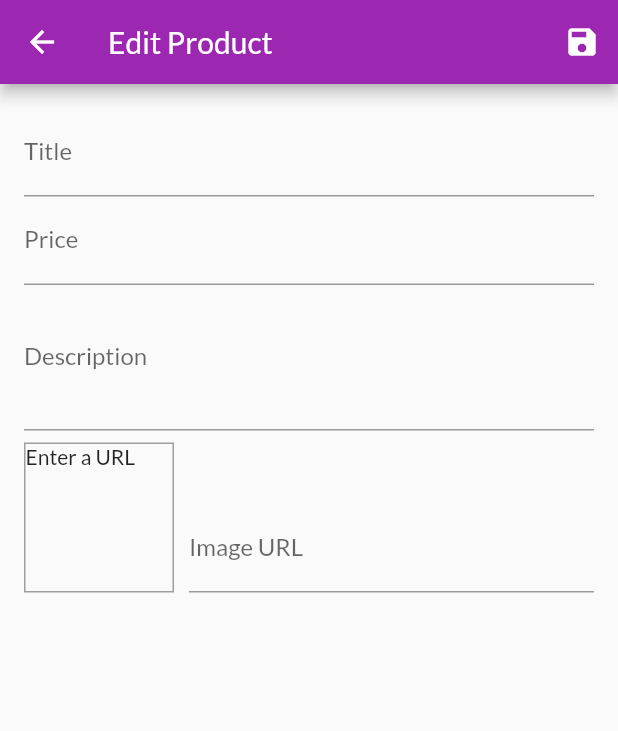
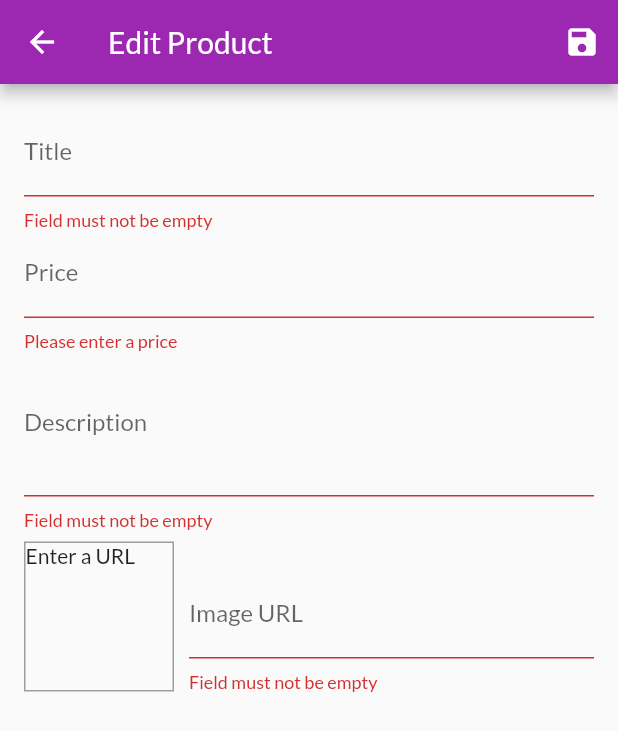
Before and after one commit to limpep/flutter-shop-app, a Flutter app: the EditProductScreen screen opened by its route, after a tap on the "save" icon, on a phone screen of 412 x 824 dp. Shown: the top 731 px of the screen. Run offline on Flutter 3.47's test engine with Material 2 defaults, Android fonts, the phone set to English and light mode, and no system bars; our stand-ins replace google_fonts; network calls fail.

Commit message:
validate product

```diff
--- a/lib/screens/edit_product_screen.dart
+++ b/lib/screens/edit_product_screen.dart
@@ -24,6 +24,14 @@ class _EditProductScreenState extends State<EditProductScreen> {
 
   void _updateImageURL() {
     if (!_imageURLFocusNode.hasFocus) {
+      if ((!_imageURLController.text.startsWith('http') &&
+              !_imageURLController.text.startsWith('https')) ||
+          (!_imageURLController.text.endsWith('.png') &&
+              !_imageURLController.text.endsWith('.jpg') &&
+              !_imageURLController.text.endsWith('.jpeg'))) {
+        return;
+      }
+
       setState(() {});
     }
   }
@@ -39,6 +47,12 @@ class _EditProductScreenState extends State<EditProductScreen> {
   }
 
   void _saveForm() {
+    final isValid = _form.currentState.validate();
+
+    if (!isValid) {
+      return;
+    }
+
     _form.currentState.save();
     print(_editedProduct.title);
     print(_editedProduct.description);
@@ -72,6 +86,12 @@ class _EditProductScreenState extends State<EditProductScreen> {
                 onFieldSubmitted: (_) {
                   FocusScope.of(context).requestFocus(_priceFocusNode);
                 },
+                validator: (value) {
+                  if (value.isEmpty) {
+                    return 'Field must not be empty';
+                  }
+                  return null;
+                },
                 onSaved: (value) {
                   _editedProduct = Product(
                       id: null,
@@ -91,6 +111,20 @@ class _EditProductScreenState extends State<EditProductScreen> {
                 onFieldSubmitted: (_) {
                   FocusScope.of(context).requestFocus(_descriptionFocusNode);
                 },
+                validator: (value) {
+                  if (value.isEmpty) {
+                    return 'Please enter a price';
+                  }
+
+                  if (double.tryParse(value) == null) {
+                    return 'Please enter a valid number';
+                  }
+                  if (double.parse(value) <= 0) {
+                    return 'Please enter a number greater than zero.';
+                  }
+
+                  return null;
+                },
                 onSaved: (value) {
                   _editedProduct = Product(
                       id: null,
@@ -107,6 +141,15 @@ class _EditProductScreenState extends State<EditProductScreen> {
                 maxLines: 3,
                 keyboardType: TextInputType.multiline,
                 focusNode: _descriptionFocusNode,
+                validator: (value) {
+                  if (value.isEmpty) {
+                    return 'Field must not be empty';
+                  }
+                  if (value.length < 10) {
+                    return 'Should be at least 10 characters long.';
+                  }
+                  return null;
+                },
                 onSaved: (value) {
                   _editedProduct = Product(
                       id: null,
@@ -143,6 +186,21 @@ class _EditProductScreenState extends State<EditProductScreen> {
                       onFieldSubmitted: (_) {
                         _saveForm();
                       },
+                      validator: (value) {
+                        if (value.isEmpty) {
+                          return 'Field must not be empty';
+                        }
+                        if (!value.startsWith('http') &&
+                            !value.startsWith('https')) {
+                          return 'Please enter valid url portocol';
+                        }
+                        if (!value.endsWith('.png') &&
+                            !value.endsWith('.jpg') &&
+                            !value.endsWith('.jpeg')) {
+                          return 'Please enter a valid image url';
+                        }
+                        return null;
+                      },
                       onSaved: (value) {
                         _editedProduct = Product(
                             id: null,
```
